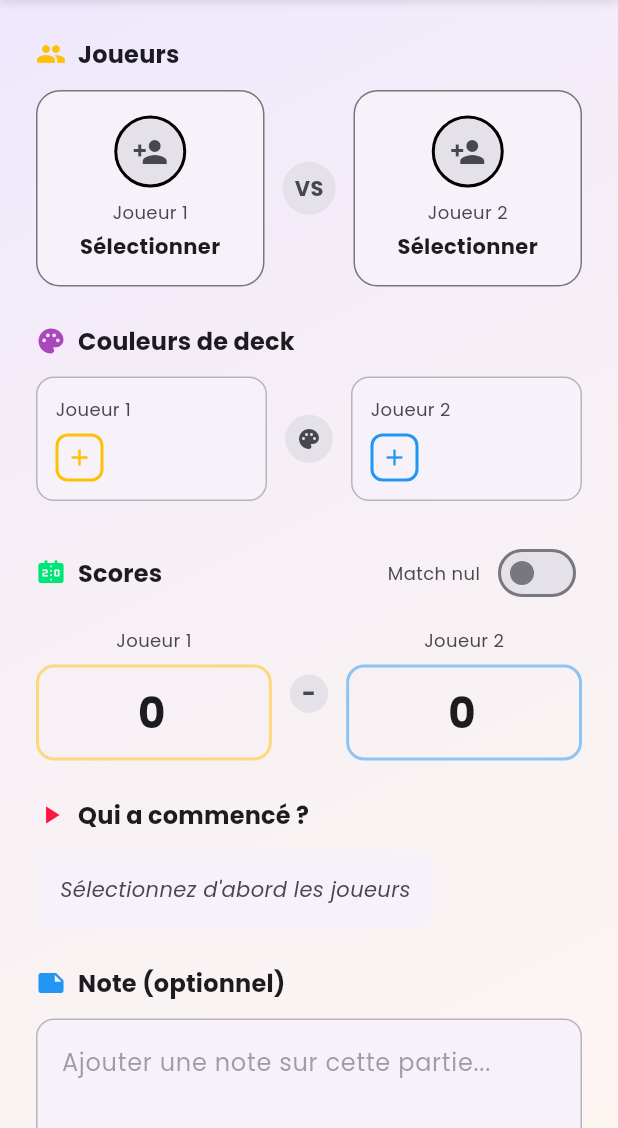
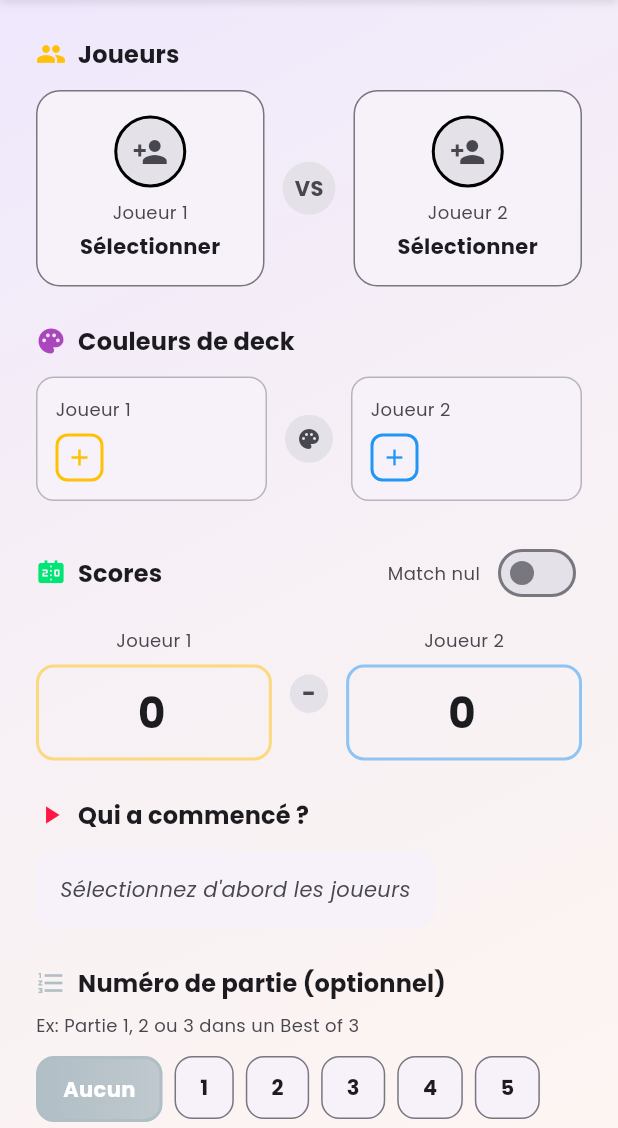
Before and after one commit to Jbijjer/lorcana_lore_counter, a Flutter app: the ManualEntryScreen screen opened directly, on a phone screen of 412 x 824 dp, the part 108-1236 px from its top. Run offline on Flutter 3.47's test engine with Material 3 defaults, Android fonts, the phone set to English and light mode, and no system bars; our stand-ins replace flutter_riverpod, flutter_svg, freezed_annotation, google_fonts, hive, hive_flutter and 2 more; accounts and stored records are empty; generated files the repository leaves out were written again.

Commit message:
Ajouter le numéro de partie optionnel en saisie manuelle
- Ajout du champ roundNumber au modèle GameHistory
- Nouvelle section UI pour sélectionner le numéro de partie (1-5)
- Incrémentation automatique du numéro lors de l'ajout d'une autre partie

```diff
--- a/lib/features/game/data/game_statistics_service.dart
+++ b/lib/features/game/data/game_statistics_service.dart
@@ -197,6 +197,7 @@ class GameStatisticsService {
     required List<String> player2DeckColors,
     String? note,
     String? firstToPlayName,
+    int? roundNumber,
   }) async {
     final gameHistory = GameHistory(
       id: DateTime.now().millisecondsSinceEpoch.toString(),
@@ -210,6 +211,7 @@ class GameStatisticsService {
       player2DeckColors: player2DeckColors,
       note: note,
       firstToPlayName: firstToPlayName,
+      roundNumber: roundNumber,
     );
 
     await saveGame(gameHistory);
--- a/lib/features/game/domain/game_history.dart
+++ b/lib/features/game/domain/game_history.dart
@@ -22,6 +22,7 @@ class GameHistory with _$GameHistory {
     @HiveField(8) @Default([]) List<String> player2DeckColors, // Les 2 couleurs du deck du joueur 2
     @HiveField(9) String? note, // Note sur la partie (optionnel)
     @HiveField(10) String? firstToPlayName, // Nom du joueur qui a commencé la partie
+    @HiveField(11) int? roundNumber, // Numéro de la partie dans le round (optionnel, ex: 1, 2, 3 pour un Bo3)
   }) = _GameHistory;
 
   const GameHistory._();
--- a/lib/features/game/presentation/screens/manual_entry_screen.dart
+++ b/lib/features/game/presentation/screens/manual_entry_screen.dart
@@ -32,6 +32,7 @@ class _ManualEntryScreenState extends ConsumerState<ManualEntryScreen>
   String? _firstToPlay;
   String? _note;
   bool _isDraw = false;
+  int? _roundNumber;
 
   final TextEditingController _player1ScoreController = TextEditingController(text: '0');
   final TextEditingController _player2ScoreController = TextEditingController(text: '0');
@@ -115,6 +116,8 @@ class _ManualEntryScreenState extends ConsumerState<ManualEntryScreen>
                         _buildScoresSection(),
                         const SizedBox(height: 24),
                         _buildFirstToPlaySection(),
+                        const SizedBox(height: 24),
+                        _buildRoundNumberSection(),
                         const SizedBox(height: 24),
                         _buildNoteSection(),
                         const SizedBox(height: 32),
@@ -810,6 +813,79 @@ class _ManualEntryScreenState extends ConsumerState<ManualEntryScreen>
     );
   }
 
+  Widget _buildRoundNumberSection() {
+    return Column(
+      crossAxisAlignment: CrossAxisAlignment.start,
+      children: [
+        _buildSectionTitle('Numéro de partie (optionnel)', Icons.format_list_numbered, AppTheme.steelColor),
+        const SizedBox(height: 8),
+        Text(
+          'Ex: Partie 1, 2 ou 3 dans un Best of 3',
+          style: TextStyle(
+            fontSize: 12,
+            color: Theme.of(context).colorScheme.onSurfaceVariant,
+          ),
+        ),
+        const SizedBox(height: 12),
+        Wrap(
+          spacing: 8,
+          runSpacing: 8,
+          children: [
+            _buildRoundNumberOption(null, 'Aucun'),
+            _buildRoundNumberOption(1, '1'),
+            _buildRoundNumberOption(2, '2'),
+            _buildRoundNumberOption(3, '3'),
+            _buildRoundNumberOption(4, '4'),
+            _buildRoundNumberOption(5, '5'),
+          ],
+        ),
+      ],
+    );
+  }
+
+  Widget _buildRoundNumberOption(int? number, String label) {
+    final isSelected = _roundNumber == number;
+
+    return InkWell(
+      onTap: () {
+        HapticUtils.light();
+        setState(() {
+          _roundNumber = number;
+        });
+      },
+      borderRadius: BorderRadius.circular(12),
+      child: AnimatedContainer(
+        duration: const Duration(milliseconds: 200),
+        padding: const EdgeInsets.symmetric(vertical: 10, horizontal: 16),
+        decoration: BoxDecoration(
+          gradient: isSelected
+              ? LinearGradient(
+                  colors: [
+                    AppTheme.steelColor,
+                    AppTheme.steelColor.withValues(alpha: 0.8),
+                  ],
+                )
+              : null,
+          color: isSelected ? null : Theme.of(context).colorScheme.surfaceContainerLow,
+          borderRadius: BorderRadius.circular(12),
+          border: Border.all(
+            color: isSelected ? AppTheme.steelColor : Theme.of(context).colorScheme.outline,
+            width: isSelected ? 2 : 1,
+          ),
+        ),
+        child: Text(
+          label,
+          style: TextStyle(
+            fontWeight: FontWeight.bold,
+            color: isSelected
+                ? AppTheme.pureWhite
+                : Theme.of(context).colorScheme.onSurface,
+          ),
+        ),
+      ),
+    );
+  }
+
   Widget _buildNoteSection() {
     return Column(
       crossAxisAlignment: CrossAxisAlignment.start,
@@ -1000,6 +1076,7 @@ class _ManualEntryScreenState extends ConsumerState<ManualEntryScreen>
       player2DeckColors: _player2DeckColors,
       note: _note,
       firstToPlayName: _firstToPlay,
+      roundNumber: _roundNumber,
     );
 
     if (!mounted) return;
@@ -1059,6 +1136,10 @@ class _ManualEntryScreenState extends ConsumerState<ManualEntryScreen>
 
     if (addAnother == true && mounted) {
       // Réinitialiser le formulaire (garder les joueurs)
+      // Incrémenter le numéro de partie si défini (max 5)
+      final nextRoundNumber = _roundNumber != null && _roundNumber! < 5
+          ? _roundNumber! + 1
+          : _roundNumber;
       setState(() {
         _player1DeckColors = [];
         _player2DeckColors = [];
@@ -1070,6 +1151,7 @@ class _ManualEntryScreenState extends ConsumerState<ManualEntryScreen>
         _note = null;
         _noteController.clear();
         _isDraw = false;
+        _roundNumber = nextRoundNumber;
       });
     } else if (mounted) {
       Navigator.of(context).pop();
```
Also changed, not shown: lib/features/game/domain/game_history.freezed.dart, lib/features/game/domain/game_history.g.dart.
